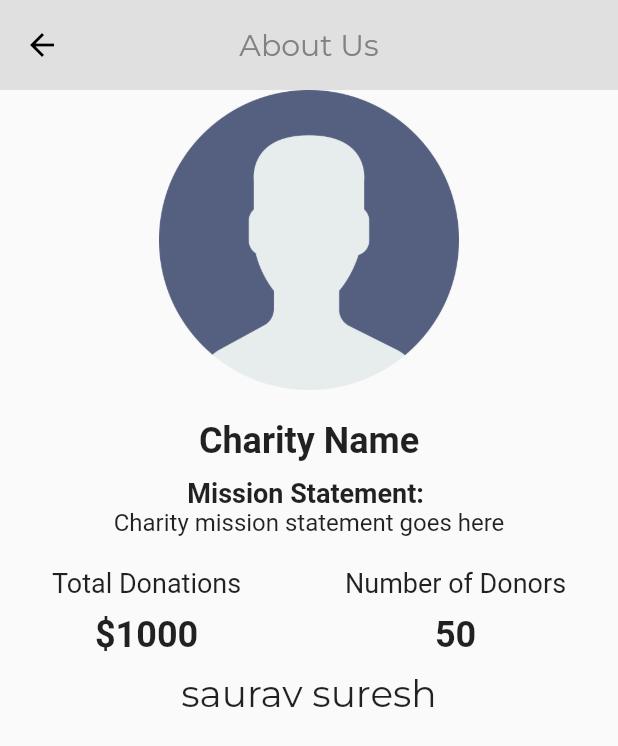
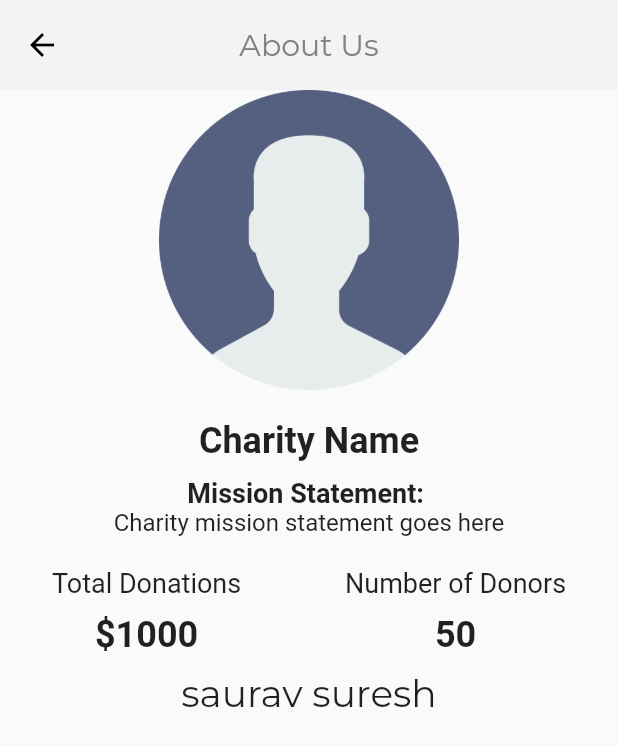
Before and after one commit to sreedharshm/FoodShare, a Flutter app: the About screen opened directly, on a phone screen of 412 x 824 dp. Shown: the top 746 px of the screen. Run offline on Flutter 3.47's test engine with Material 2 defaults, Android fonts, the phone set to English and light mode, and no system bars; our stand-ins replace cloud_firestore, firebase_auth, firebase_core, google_fonts, google_sign_in, line_awesome_flutter and 1 more; accounts and stored records are empty.

Commit message:
bgcolor on profile pages

```diff
--- a/lib/view/profile_pages/about.dart
+++ b/lib/view/profile_pages/about.dart
@@ -1,4 +1,5 @@
 import 'package:flutter/material.dart';
+import 'package:foodproject/view/color.dart';
 import 'package:google_fonts/google_fonts.dart';
 
 class About extends StatelessWidget {
@@ -9,7 +10,7 @@ class About extends StatelessWidget {
     return Scaffold(
       appBar: AppBar(
         shadowColor: Colors.transparent,
-        backgroundColor: const Color.fromARGB(255, 224, 224, 224),
+        backgroundColor: tdBGcolor,
         toolbarHeight: 60,
         centerTitle: true,
         titleTextStyle: GoogleFonts.montserrat(
--- a/lib/view/profile_pages/help.dart
+++ b/lib/view/profile_pages/help.dart
@@ -1,4 +1,5 @@
 import 'package:flutter/material.dart';
+import 'package:foodproject/view/color.dart';
 import 'package:google_fonts/google_fonts.dart';
 
 class HelpScreen extends StatelessWidget {
@@ -9,7 +10,7 @@ class HelpScreen extends StatelessWidget {
     return Scaffold(
       appBar: AppBar(
         shadowColor: Colors.transparent,
-        backgroundColor: Colors.transparent,
+        backgroundColor: tdBGcolor,
         toolbarHeight: 60,
         centerTitle: true,
         titleTextStyle: GoogleFonts.montserrat(
--- a/lib/view/profile_pages/history.dart
+++ b/lib/view/profile_pages/history.dart
@@ -1,4 +1,5 @@
 import 'package:flutter/material.dart';
+import 'package:foodproject/view/color.dart';
 import 'package:google_fonts/google_fonts.dart';
 
 class HistoryScreen extends StatelessWidget {
@@ -9,7 +10,7 @@ class HistoryScreen extends StatelessWidget {
     return Scaffold(
       appBar: AppBar(
         shadowColor: Colors.transparent,
-        backgroundColor: Colors.transparent,
+        backgroundColor: tdBGcolor,
         toolbarHeight: 60,
         centerTitle: true,
         titleTextStyle: GoogleFonts.montserrat(
--- a/lib/view/profile_pages/settings.dart
+++ b/lib/view/profile_pages/settings.dart
@@ -1,4 +1,5 @@
 import 'package:flutter/material.dart';
+import 'package:foodproject/view/color.dart';
 import 'package:google_fonts/google_fonts.dart';
 
 class SettingsScreen extends StatelessWidget {
@@ -9,7 +10,7 @@ class SettingsScreen extends StatelessWidget {
     return Scaffold(
       appBar: AppBar(
         shadowColor: Colors.transparent,
-        backgroundColor: Colors.transparent,
+        backgroundColor: tdBGcolor,
         toolbarHeight: 60,
         centerTitle: true,
         titleTextStyle: GoogleFonts.montserrat(
```
